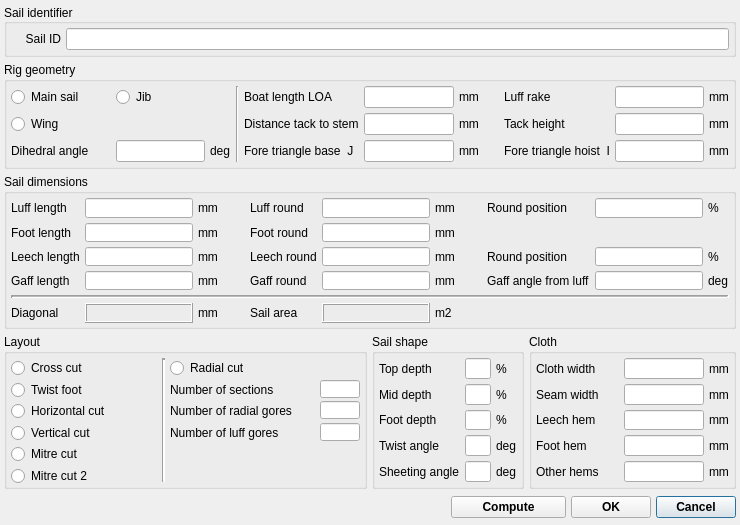
Above: src/formsaildefbase.ui from sailcut/sailcut before the change. Below: the same form after it.
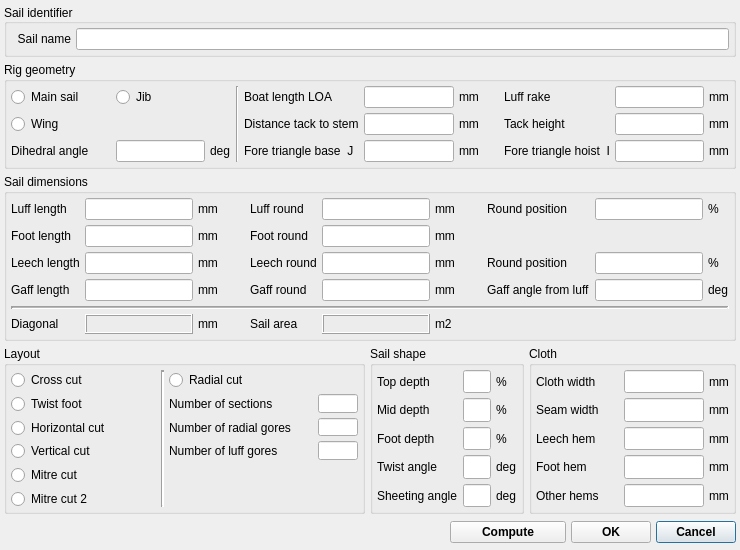
That is the form after the change.

```diff
--- a/src/formsaildefbase.ui
+++ b/src/formsaildefbase.ui
@@ -6,13 +6,11 @@
     <x>0</x>
     <y>0</y>
     <width>740</width>
-    <height>525</height>
+    <height>550</height>
    </rect>
   </property>
   <property name="sizePolicy" >
-   <sizepolicy>
-    <hsizetype>1</hsizetype>
-    <vsizetype>1</vsizetype>
+   <sizepolicy vsizetype="Minimum" hsizetype="Minimum" >
     <horstretch>0</horstretch>
     <verstretch>0</verstretch>
    </sizepolicy>
@@ -20,7 +18,7 @@
   <property name="minimumSize" >
    <size>
     <width>740</width>
-    <height>525</height>
+    <height>550</height>
    </size>
   </property>
   <property name="windowTitle" >
@@ -36,9 +34,7 @@
    <item row="2" column="0" colspan="6" >
     <widget class="QGroupBox" name="GroupSail" >
      <property name="sizePolicy" >
-      <sizepolicy>
-       <hsizetype>5</hsizetype>
-       <vsizetype>1</vsizetype>
+      <sizepolicy vsizetype="Minimum" hsizetype="Preferred" >
        <horstretch>0</horstretch>
        <verstretch>0</verstretch>
       </sizepolicy>
@@ -135,9 +131,7 @@
       <item row="0" column="0" >
        <widget class="QLabel" name="lblLuffLen" >
         <property name="sizePolicy" >
-         <sizepolicy>
-          <hsizetype>3</hsizetype>
-          <vsizetype>5</vsizetype>
+         <sizepolicy vsizetype="Preferred" hsizetype="MinimumExpanding" >
           <horstretch>0</horstretch>
           <verstretch>0</verstretch>
          </sizepolicy>
@@ -156,9 +150,7 @@
       <item row="1" column="0" >
        <widget class="QLabel" name="lblFootLen" >
         <property name="sizePolicy" >
-         <sizepolicy>
-          <hsizetype>3</hsizetype>
-          <vsizetype>5</vsizetype>
+         <sizepolicy vsizetype="Preferred" hsizetype="MinimumExpanding" >
           <horstretch>0</horstretch>
           <verstretch>0</verstretch>
          </sizepolicy>
@@ -184,9 +176,7 @@
       <item row="2" column="0" >
        <widget class="QLabel" name="lblLeechLen" >
         <property name="sizePolicy" >
-         <sizepolicy>
-          <hsizetype>3</hsizetype>
-          <vsizetype>5</vsizetype>
+         <sizepolicy vsizetype="Preferred" hsizetype="MinimumExpanding" >
           <horstretch>0</horstretch>
           <verstretch>0</verstretch>
          </sizepolicy>
@@ -226,9 +216,7 @@
       <item row="3" column="0" >
        <widget class="QLabel" name="lblGaffLen" >
         <property name="sizePolicy" >
-         <sizepolicy>
-          <hsizetype>3</hsizetype>
-          <vsizetype>5</vsizetype>
+         <sizepolicy vsizetype="Preferred" hsizetype="MinimumExpanding" >
           <horstretch>0</horstretch>
           <verstretch>0</verstretch>
          </sizepolicy>
@@ -493,9 +481,7 @@
    <item row="0" column="0" colspan="6" >
     <widget class="QGroupBox" name="GroupSailID" >
      <property name="sizePolicy" >
-      <sizepolicy>
-       <hsizetype>5</hsizetype>
-       <vsizetype>1</vsizetype>
+      <sizepolicy vsizetype="Minimum" hsizetype="Preferred" >
        <horstretch>0</horstretch>
        <verstretch>0</verstretch>
       </sizepolicy>
@@ -523,7 +509,7 @@
        <widget class="QLineEdit" name="txtSailID" >
         <property name="minimumSize" >
          <size>
-          <width>60</width>
+          <width>360</width>
           <height>18</height>
          </size>
         </property>
@@ -536,12 +522,12 @@
        <widget class="QLabel" name="lblSailID" >
         <property name="minimumSize" >
          <size>
-          <width>50</width>
+          <width>60</width>
           <height>20</height>
          </size>
         </property>
         <property name="text" >
-         <string>Sail ID</string>
+         <string>Sail name</string>
         </property>
         <property name="alignment" >
          <set>Qt::AlignRight|Qt::AlignTrailing|Qt::AlignVCenter</set>
@@ -944,9 +930,7 @@
       <item row="0" column="0" >
        <widget class="QRadioButton" name="radioCross" >
         <property name="sizePolicy" >
-         <sizepolicy>
-          <hsizetype>3</hsizetype>
-          <vsizetype>5</vsizetype>
+         <sizepolicy vsizetype="Preferred" hsizetype="MinimumExpanding" >
           <horstretch>0</horstretch>
           <verstretch>0</verstretch>
          </sizepolicy>
@@ -965,9 +949,7 @@
       <item row="1" column="0" >
        <widget class="QRadioButton" name="radioTwist" >
         <property name="sizePolicy" >
-         <sizepolicy>
-          <hsizetype>3</hsizetype>
-          <vsizetype>5</vsizetype>
+         <sizepolicy vsizetype="Preferred" hsizetype="MinimumExpanding" >
           <horstretch>0</horstretch>
           <verstretch>0</verstretch>
          </sizepolicy>
@@ -986,9 +968,7 @@
       <item row="1" column="2" >
        <widget class="QLabel" name="TextLabel1" >
         <property name="sizePolicy" >
-         <sizepolicy>
-          <hsizetype>3</hsizetype>
-          <vsizetype>5</vsizetype>
+         <sizepolicy vsizetype="Preferred" hsizetype="MinimumExpanding" >
           <horstretch>0</horstretch>
           <verstretch>0</verstretch>
          </sizepolicy>
@@ -1011,7 +991,7 @@
        <widget class="QLineEdit" name="txtGores" >
         <property name="minimumSize" >
          <size>
-          <width>25</width>
+          <width>28</width>
           <height>18</height>
          </size>
         </property>
@@ -1030,7 +1010,7 @@
        <widget class="QLineEdit" name="txtLuffGores" >
         <property name="minimumSize" >
          <size>
-          <width>25</width>
+          <width>28</width>
           <height>18</height>
          </size>
         </property>
@@ -1048,9 +1028,7 @@
       <item row="2" column="2" >
        <widget class="QLabel" name="TextLabel2" >
         <property name="sizePolicy" >
-         <sizepolicy>
-          <hsizetype>3</hsizetype>
-          <vsizetype>5</vsizetype>
+         <sizepolicy vsizetype="Preferred" hsizetype="MinimumExpanding" >
           <horstretch>0</horstretch>
           <verstretch>0</verstretch>
          </sizepolicy>
@@ -1072,9 +1050,7 @@
       <item row="3" column="2" >
        <widget class="QLabel" name="TextLabel3" >
         <property name="sizePolicy" >
-         <sizepolicy>
-          <hsizetype>3</hsizetype>
-          <vsizetype>5</vsizetype>
+         <sizepolicy vsizetype="Preferred" hsizetype="MinimumExpanding" >
           <horstretch>0</horstretch>
           <verstretch>0</verstretch>
          </sizepolicy>
@@ -1096,9 +1072,7 @@
       <item row="2" column="0" >
        <widget class="QRadioButton" name="radioHorizontal" >
         <property name="sizePolicy" >
-         <sizepolicy>
-          <hsizetype>3</hsizetype>
-          <vsizetype>5</vsizetype>
+         <sizepolicy vsizetype="Preferred" hsizetype="MinimumExpanding" >
           <horstretch>0</horstretch>
           <verstretch>0</verstretch>
          </sizepolicy>
@@ -1117,9 +1091,7 @@
       <item row="3" column="0" >
        <widget class="QRadioButton" name="radioVertical" >
         <property name="sizePolicy" >
-         <sizepolicy>
-          <hsizetype>3</hsizetype>
-          <vsizetype>5</vsizetype>
+         <sizepolicy vsizetype="Preferred" hsizetype="MinimumExpanding" >
           <horstretch>0</horstretch>
           <verstretch>0</verstretch>
          </sizepolicy>
@@ -1168,7 +1140,7 @@
        <widget class="QLineEdit" name="txtSections" >
         <property name="minimumSize" >
          <size>
-          <width>25</width>
+          <width>28</width>
           <height>18</height>
          </size>
         </property>
@@ -1186,9 +1158,7 @@
       <item row="4" column="0" >
        <widget class="QRadioButton" name="radioMitre" >
         <property name="sizePolicy" >
-         <sizepolicy>
-          <hsizetype>3</hsizetype>
-          <vsizetype>5</vsizetype>
+         <sizepolicy vsizetype="Preferred" hsizetype="MinimumExpanding" >
           <horstretch>0</horstretch>
           <verstretch>0</verstretch>
          </sizepolicy>
@@ -1207,9 +1177,7 @@
       <item row="5" column="0" >
        <widget class="QRadioButton" name="radioMitre2" >
         <property name="sizePolicy" >
-         <sizepolicy>
-          <hsizetype>3</hsizetype>
-          <vsizetype>5</vsizetype>
+         <sizepolicy vsizetype="Preferred" hsizetype="MinimumExpanding" >
           <horstretch>0</horstretch>
           <verstretch>0</verstretch>
          </sizepolicy>
@@ -1244,9 +1212,7 @@
    <item row="3" column="1" colspan="2" >
     <widget class="QGroupBox" name="GroupShape" >
      <property name="sizePolicy" >
-      <sizepolicy>
-       <hsizetype>5</hsizetype>
-       <vsizetype>5</vsizetype>
+      <sizepolicy vsizetype="Preferred" hsizetype="Preferred" >
        <horstretch>0</horstretch>
        <verstretch>0</verstretch>
       </sizepolicy>
@@ -1279,7 +1245,7 @@
        <widget class="QLineEdit" name="txtTopDepth" >
         <property name="minimumSize" >
          <size>
-          <width>26</width>
+          <width>28</width>
           <height>18</height>
          </size>
         </property>
@@ -1298,7 +1264,7 @@
        <widget class="QLineEdit" name="txtMidDepth" >
         <property name="minimumSize" >
          <size>
-          <width>26</width>
+          <width>28</width>
           <height>18</height>
          </size>
         </property>
@@ -1324,7 +1290,7 @@
        <widget class="QLineEdit" name="txtFootDepth" >
         <property name="minimumSize" >
          <size>
-          <width>26</width>
+          <width>28</width>
           <height>18</height>
          </size>
         </property>
@@ -1342,9 +1308,7 @@
       <item row="0" column="0" >
        <widget class="QLabel" name="lblTopDepth" >
         <property name="sizePolicy" >
-         <sizepolicy>
-          <hsizetype>3</hsizetype>
-          <vsizetype>5</vsizetype>
+         <sizepolicy vsizetype="Preferred" hsizetype="MinimumExpanding" >
           <horstretch>0</horstretch>
           <verstretch>0</verstretch>
          </sizepolicy>
@@ -1366,9 +1330,7 @@
       <item row="1" column="0" >
        <widget class="QLabel" name="lblMidDepth" >
         <property name="sizePolicy" >
-         <sizepolicy>
-          <hsizetype>3</hsizetype>
-          <vsizetype>5</vsizetype>
+         <sizepolicy vsizetype="Preferred" hsizetype="MinimumExpanding" >
           <horstretch>0</horstretch>
           <verstretch>0</verstretch>
          </sizepolicy>
@@ -1390,9 +1352,7 @@
       <item row="2" column="0" >
        <widget class="QLabel" name="lblFootDepth" >
         <property name="sizePolicy" >
-         <sizepolicy>
-          <hsizetype>3</hsizetype>
-          <vsizetype>5</vsizetype>
+         <sizepolicy vsizetype="Preferred" hsizetype="MinimumExpanding" >
           <horstretch>0</horstretch>
           <verstretch>0</verstretch>
          </sizepolicy>
@@ -1415,7 +1375,7 @@
        <widget class="QLineEdit" name="txtTwistAngle" >
         <property name="minimumSize" >
          <size>
-          <width>26</width>
+          <width>28</width>
           <height>18</height>
          </size>
         </property>
@@ -1434,7 +1394,7 @@
        <widget class="QLineEdit" name="txtSheetAngle" >
         <property name="minimumSize" >
          <size>
-          <width>26</width>
+          <width>28</width>
           <height>18</height>
          </size>
         </property>
@@ -1452,9 +1412,7 @@
       <item row="3" column="0" >
        <widget class="QLabel" name="lblTwistAngle" >
         <property name="sizePolicy" >
-         <sizepolicy>
-          <hsizetype>3</hsizetype>
-          <vsizetype>5</vsizetype>
+         <sizepolicy vsizetype="Preferred" hsizetype="MinimumExpanding" >
           <horstretch>0</horstretch>
           <verstretch>0</verstretch>
          </sizepolicy>
@@ -1476,9 +1434,7 @@
       <item row="4" column="0" >
        <widget class="QLabel" name="lblSheetAngle" >
         <property name="sizePolicy" >
-         <sizepolicy>
-          <hsizetype>3</hsizetype>
-          <vsizetype>5</vsizetype>
+         <sizepolicy vsizetype="Preferred" hsizetype="MinimumExpanding" >
           <horstretch>0</horstretch>
           <verstretch>0</verstretch>
          </sizepolicy>
@@ -1567,9 +1523,7 @@
       <item row="4" column="0" >
        <widget class="QLabel" name="lblHemsWidth" >
         <property name="sizePolicy" >
-         <sizepolicy>
-          <hsizetype>3</hsizetype>
-          <vsizetype>5</vsizetype>
+         <sizepolicy vsizetype="Preferred" hsizetype="MinimumExpanding" >
           <horstretch>0</horstretch>
           <verstretch>0</verstretch>
          </sizepolicy>
@@ -1585,9 +1539,7 @@
       <item row="3" column="0" >
        <widget class="QLabel" name="lblInnerWidth" >
         <property name="sizePolicy" >
-         <sizepolicy>
-          <hsizetype>3</hsizetype>
-          <vsizetype>5</vsizetype>
+         <sizepolicy vsizetype="Preferred" hsizetype="MinimumExpanding" >
           <horstretch>0</horstretch>
           <verstretch>0</verstretch>
          </sizepolicy>
@@ -1643,9 +1595,7 @@
       <item row="0" column="0" >
        <widget class="QLabel" name="lblClothWidth" >
         <property name="sizePolicy" >
-         <sizepolicy>
-          <hsizetype>3</hsizetype>
-          <vsizetype>5</vsizetype>
+         <sizepolicy vsizetype="Preferred" hsizetype="MinimumExpanding" >
           <horstretch>0</horstretch>
           <verstretch>0</verstretch>
          </sizepolicy>
@@ -1667,9 +1617,7 @@
       <item row="2" column="0" >
        <widget class="QLabel" name="lblLeechHemWidth" >
         <property name="sizePolicy" >
-         <sizepolicy>
-          <hsizetype>3</hsizetype>
-          <vsizetype>5</vsizetype>
+         <sizepolicy vsizetype="Preferred" hsizetype="MinimumExpanding" >
           <horstretch>0</horstretch>
           <verstretch>0</verstretch>
          </sizepolicy>
@@ -1685,9 +1633,7 @@
       <item row="1" column="0" >
        <widget class="QLabel" name="lblSeamWidth" >
         <property name="sizePolicy" >
-         <sizepolicy>
-          <hsizetype>3</hsizetype>
-          <vsizetype>5</vsizetype>
+         <sizepolicy vsizetype="Preferred" hsizetype="MinimumExpanding" >
           <horstretch>0</horstretch>
           <verstretch>0</verstretch>
          </sizepolicy>
```
Left out of the diff: 42 changed lines with no effect on the pictures.
